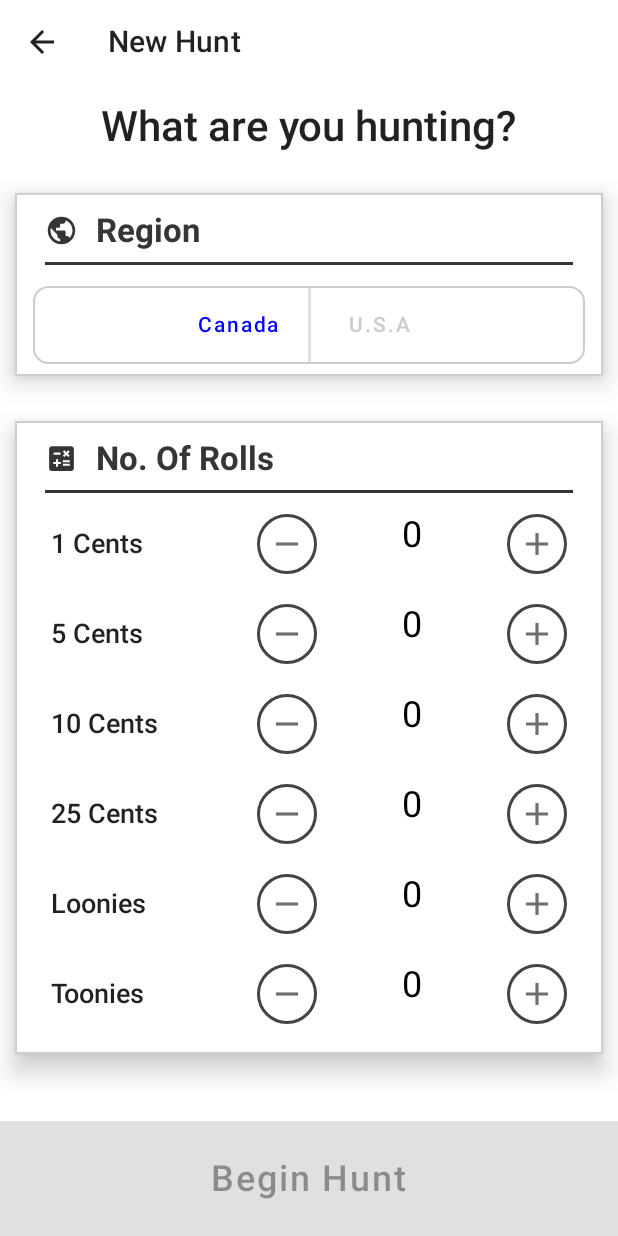
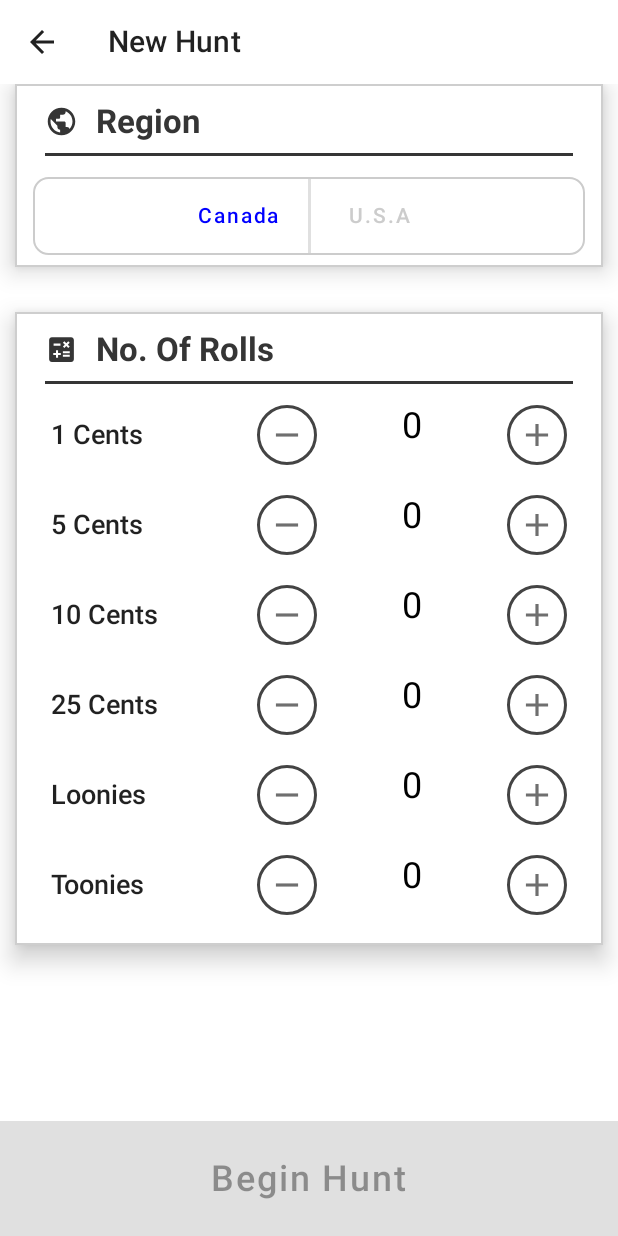
Before and after one commit to mcd-3/coin-hunting-buddy, an Android app built with Jetpack Compose: the composable NewHuntScreen shown on its own in the app's theme, on a phone screen of 412 x 824 dp. Run offline under Robolectric (Android 15) with nearby library versions, the phone set to English and light mode, and no system bars.

Commit message:
Remove "What are you hunting" label

```diff
--- a/app/src/main/java/com/matthew/carvalhodagenais/coinhuntingbuddy/ui/screens/NewHuntScreen.kt
+++ b/app/src/main/java/com/matthew/carvalhodagenais/coinhuntingbuddy/ui/screens/NewHuntScreen.kt
@@ -115,20 +115,6 @@ fun NewHuntScreen(navController: NavController) {
                     .verticalScroll(rememberScrollState())
                     .weight(0.9f)
             ) {
-                Row(
-                    modifier = Modifier.fillMaxWidth(),
-                    horizontalArrangement = Arrangement.Center
-                ) {
-                    Text(
-                        text = "What are you hunting?",
-                        fontSize = 28.sp,
-                        fontWeight = FontWeight.Medium,
-                        modifier = Modifier.padding(top = 12.dp, bottom = 8.dp),
-                    )
-                }
-                Spacer(modifier = Modifier
-                    .fillMaxWidth()
-                    .height(20.dp))
                 RegionCard(
                     selectedRegion = "Canada",
                     selectedRegionState = selectedRegionState
```
